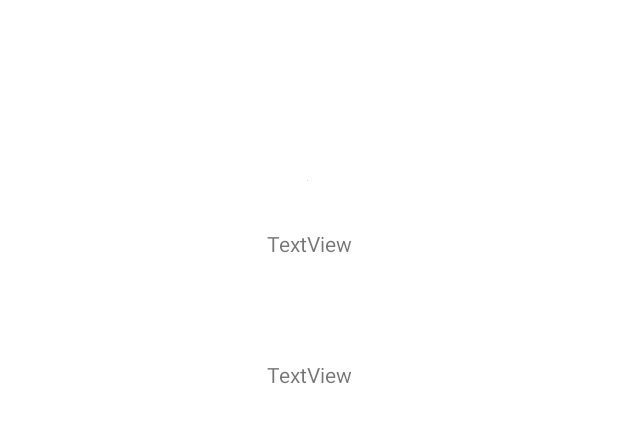
After one commit to jayaustin1122/kodego_InventoryApp_BobisJayAustin, an Android app: the layout activity_product_detail.xml on its own in the app's theme, with its tools: preview values and no code run, on a phone screen of 412 x 824 dp. The commit adds this screen. Shown: the top 423 px of the screen. Run offline under Robolectric (Android 15) with nearby library versions, the phone set to English and light mode, and no system bars.

Commit message:
RecyclerView

```diff
--- /dev/null
+++ b/app/src/main/res/layout/activity_product_detail.xml
@@ -0,0 +1,39 @@
+<?xml version="1.0" encoding="utf-8"?>
+<androidx.constraintlayout.widget.ConstraintLayout xmlns:android="http://schemas.android.com/apk/res/android"
+    xmlns:app="http://schemas.android.com/apk/res-auto"
+    xmlns:tools="http://schemas.android.com/tools"
+    android:layout_width="match_parent"
+    android:layout_height="match_parent"
+    tools:context=".ProductDetailActivity">
+
+    <TextView
+        android:id="@+id/textItemName"
+        android:layout_width="wrap_content"
+        android:layout_height="wrap_content"
+        android:layout_marginTop="32dp"
+        android:text="TextView"
+        app:layout_constraintEnd_toEndOf="parent"
+        app:layout_constraintStart_toStartOf="parent"
+        app:layout_constraintTop_toBottomOf="@+id/imageItemProduct" />
+
+    <ImageView
+        android:id="@+id/imageItemProduct"
+        android:layout_width="wrap_content"
+        android:layout_height="wrap_content"
+        android:layout_marginTop="120dp"
+        app:layout_constraintEnd_toEndOf="parent"
+        app:layout_constraintHorizontal_bias="0.498"
+        app:layout_constraintStart_toStartOf="parent"
+        app:layout_constraintTop_toTopOf="parent"
+        tools:srcCompat="@tools:sample/avatars" />
+
+    <TextView
+        android:id="@+id/textItemDescription"
+        android:layout_width="wrap_content"
+        android:layout_height="wrap_content"
+        android:layout_marginTop="68dp"
+        android:text="TextView"
+        app:layout_constraintEnd_toEndOf="parent"
+        app:layout_constraintStart_toStartOf="parent"
+        app:layout_constraintTop_toBottomOf="@+id/textItemName" />
+</androidx.constraintlayout.widget.ConstraintLayout>
--- a/app/src/main/res/values/colors.xml
+++ b/app/src/main/res/values/colors.xml
@@ -9,4 +9,5 @@
     <color name="white">#FFFFFFFF</color>
     <color name="gray">#C5BDBD</color>
     <color name="Mildtrans">#77FFFEFE</color>
+    <color name="fulltrans">#00000000</color>
 </resources>
```
Also changed, not shown: app/src/main/AndroidManifest.xml (+15 -8 lines), app/src/main/java/com/kodeog/inventory/app/bobisjay/HomeActivity.kt (+12 -1 lines), app/src/main/java/com/kodeog/inventory/app/bobisjay/ProductAdapter.kt (+7 -0 lines), app/src/main/java/com/kodeog/inventory/app/bobisjay/ProductDetailActivity.kt (added, +23 -0 lines), app/src/main/res/layout/activity_home.xml (+20 -9 lines), app/src/main/res/layout/row_item.xml (+50 -34 lines).
